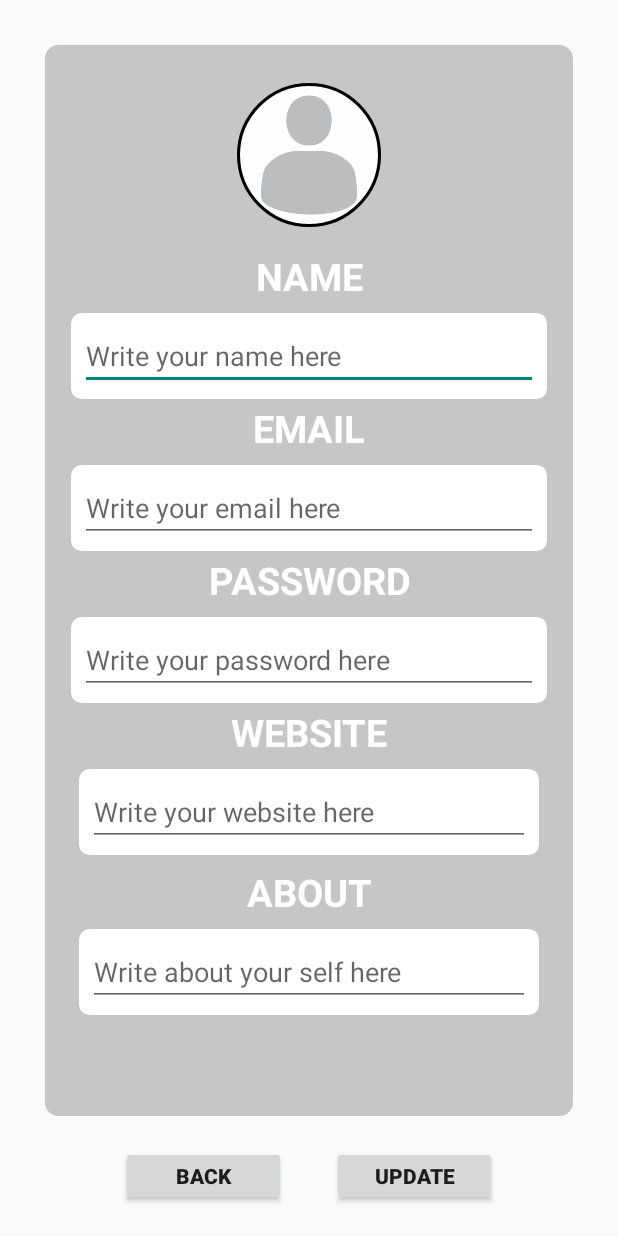
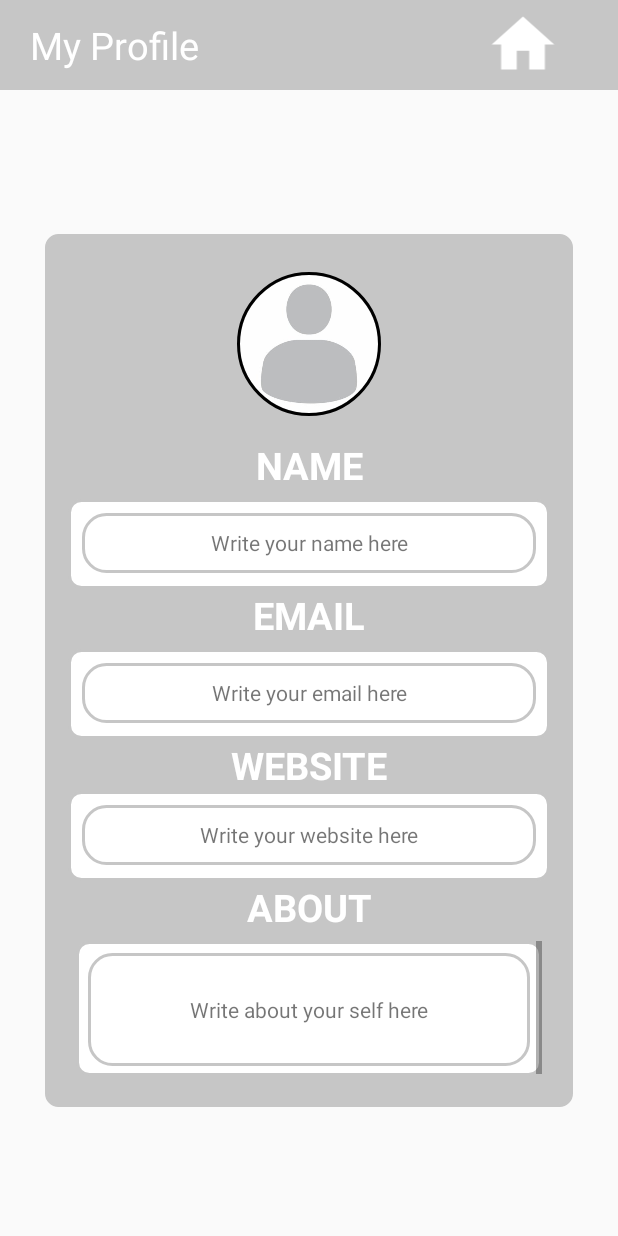
Before and after one commit to Abdulrauof-AlArfaj/SocialMediaProjectKK, an Android app: the ProfileActivity screen opened directly, with no data from a screen before it, on a phone screen of 412 x 824 dp. Run offline under Robolectric (Android 15) with nearby library versions, the phone set to English and light mode, and no system bars; our stand-ins replace CircleImageView; 2 statements that could not run were skipped.

Commit message:
تم تغيير لون الخط للابيض تم اضافة زر للهوم في صفحة التسجيل

```diff
--- a/app/src/main/res/layout/activity_new_post.xml
+++ b/app/src/main/res/layout/activity_new_post.xml
@@ -35,6 +35,7 @@
             android:layout_width="match_parent"
             android:layout_height="wrap_content"
             android:text="Title"
+            android:textColor="@color/white"
             android:textSize="30sp"
             android:textStyle="bold"
             android:textAlignment="center" />
@@ -74,6 +75,7 @@
             android:layout_height="wrap_content"
             android:text="Post"
             android:layout_marginTop="20dp"
+            android:textColor="@color/white"
             android:textSize="30sp"
             android:textStyle="bold"
             android:textAlignment="center"/>
--- a/app/src/main/res/layout/activity_profile.xml
+++ b/app/src/main/res/layout/activity_profile.xml
@@ -10,7 +10,7 @@
     <LinearLayout
         android:id="@+id/signupLay"
         android:layout_width="match_parent"
-        android:layout_height="0dp"
+        android:layout_height="wrap_content"
         android:orientation="vertical"
         android:gravity="center"
         android:layout_marginTop="30dp"
@@ -20,8 +20,8 @@
         android:background="@drawable/layout_style"
         android:padding="15dp"
         app:layout_constraintStart_toStartOf="parent"
-        app:layout_constraintTop_toTopOf="parent"
-        app:layout_constraintBottom_toTopOf="@+id/btnLay"
+        app:layout_constraintTop_toBottomOf="@+id/barLay"
+        app:layout_constraintBottom_toBottomOf="parent"
         app:layout_constraintEnd_toEndOf="parent">
 
         <de.hdodenhof.circleimageview.CircleImageView
@@ -59,17 +59,21 @@
                 <LinearLayout
                     android:id="@+id/nameLay"
                     android:layout_width="match_parent"
-                    android:layout_height="wrap_content"
+                    android:layout_height="60dp"
                     android:layout_marginTop="5dp"
                     android:background="@drawable/layout_style2"
                     android:orientation="vertical">
 
-                    <EditText
+                    <TextView
                         android:id="@+id/nameEt"
                         android:layout_width="match_parent"
-                        android:layout_height="wrap_content"
-                        android:layout_margin="8dp"
-                        android:hint="Write your name here"
+                        android:layout_height="40dp"
+                        android:layout_margin="9dp"
+                        android:padding="5dp"
+                        android:gravity="center"
+                        android:background="@drawable/frame_style"
+                        android:textAlignment="center"
+                        android:text="Write your name here"
                         />
                 </LinearLayout>
 
@@ -86,48 +90,24 @@
                 <LinearLayout
                     android:id="@+id/emailLay"
                     android:layout_width="match_parent"
-                    android:layout_height="wrap_content"
+                    android:layout_height="60dp"
                     android:layout_marginTop="5dp"
                     android:background="@drawable/layout_style2"
                     android:orientation="vertical">
 
-                    <EditText
+                    <TextView
                         android:id="@+id/emailEt"
                         android:layout_width="match_parent"
-                        android:layout_height="wrap_content"
-                        android:layout_margin="8dp"
-                        android:hint="Write your email here"
-
-                        android:inputType="textEmailAddress"
+                        android:layout_height="40dp"
+                        android:layout_margin="9dp"
+                        android:padding="5dp"
+                        android:gravity="center"
+                        android:background="@drawable/frame_style"
+                        android:textAlignment="center"
+                        android:text="Write your email here"
                         />
                 </LinearLayout>
 
-                <TextView
-                    android:id="@+id/passTv"
-                    android:layout_width="match_parent"
-                    android:layout_height="wrap_content"
-                    android:text="PASSWORD"
-                    android:textAlignment="center"
-                    android:textColor="@color/white"
-                    android:textSize="25dp"
-                    android:textStyle="bold" />
-
-                <LinearLayout
-                    android:id="@+id/passLay"
-                    android:layout_width="match_parent"
-                    android:layout_height="wrap_content"
-                    android:layout_marginTop="5dp"
-                    android:background="@drawable/layout_style2"
-                    android:orientation="vertical">
-
-                    <EditText
-                        android:id="@+id/passEt"
-                        android:layout_width="match_parent"
-                        android:layout_height="wrap_content"
-                        android:layout_margin="8dp"
-                        android:hint="Write your password here"
-                        />
-                </LinearLayout>
 
                 <TextView
                     android:id="@+id/webTv"
@@ -142,17 +122,20 @@
                 <LinearLayout
                     android:id="@+id/webLay"
                     android:layout_width="match_parent"
-                    android:layout_height="wrap_content"
-                    android:layout_margin="5dp"
+                    android:layout_height="60dp"
                     android:background="@drawable/layout_style2"
                     android:orientation="vertical">
 
-                    <EditText
+                    <TextView
                         android:id="@+id/webEt"
                         android:layout_width="match_parent"
-                        android:layout_height="wrap_content"
-                        android:layout_margin="8dp"
-                        android:hint="Write your website here"
+                        android:layout_height="40dp"
+                        android:layout_margin="9dp"
+                        android:padding="5dp"
+                        android:gravity="center"
+                        android:background="@drawable/frame_style"
+                        android:textAlignment="center"
+                        android:text="Write your website here"
                         />
 
                 </LinearLayout>
@@ -170,7 +153,7 @@
                 <LinearLayout
                     android:id="@+id/aboutLay"
                     android:layout_width="match_parent"
-                    android:layout_height="wrap_content"
+                    android:layout_height="90dp"
                     android:layout_margin="5dp"
                     android:background="@drawable/layout_style2"
                     android:orientation="vertical">
@@ -184,12 +167,16 @@
                             android:layout_height="wrap_content"
                             android:orientation="vertical" >
 
-                            <EditText
+                            <TextView
                                 android:id="@+id/aboutEt"
                                 android:layout_width="match_parent"
-                                android:layout_height="wrap_content"
+                                android:layout_height="75dp"
                                 android:layout_margin="8dp"
-                                android:hint="Write about your self here"
+                                android:padding="5dp"
+                                android:gravity="center"
+                                android:background="@drawable/frame_style"
+                                android:textAlignment="center"
+                                android:text="Write about your self here"
                                 />
                         </LinearLayout>
                     </ScrollView>
@@ -199,38 +186,34 @@
         </ScrollView>
     </LinearLayout>
 
+
+
     <LinearLayout
-        android:id="@+id/btnLay"
-        android:layout_width="wrap_content"
-        android:layout_height="wrap_content"
+        android:id="@+id/barLay"
+        android:layout_width="match_parent"
+        android:layout_height="60dp"
+        android:background="@color/gray"
+        android:gravity="center"
         android:orientation="horizontal"
-        android:layout_marginBottom="20dp"
-        app:layout_constraintBottom_toBottomOf="parent"
+        android:weightSum="3"
+        app:layout_constraintTop_toTopOf="parent"
+        app:layout_constraintStart_toStartOf="parent"
         app:layout_constraintEnd_toEndOf="parent"
-        app:layout_constraintStart_toStartOf="parent">
-
-        <Button
-            android:id="@+id/backBtn"
-            android:layout_width="110dp"
-            android:layout_height="40dp"
-            android:layout_centerHorizontal="true"
+        >
+        <TextView
+            android:layout_width="wrap_content"
+            android:layout_height="wrap_content"
+            android:layout_marginLeft="20dp"
+            android:layout_weight="2"
+            android:text="My Profile"
+            android:textColor="@color/white"
+            android:textSize="25dp" />
+        <ImageView
+            android:id="@+id/homeBtn"
+            android:layout_width="50dp"
+            android:layout_height="50dp"
             android:layout_weight="1"
-            android:onClick="onClick"
-            android:text="BACK"
-            android:layout_marginEnd="15dp"
-            android:textAllCaps="false"
-            android:textStyle="bold" />
-
-        <Button
-            android:id="@+id/updateBtn"
-            android:layout_width="110dp"
-            android:layout_height="40dp"
-            android:layout_centerHorizontal="true"
-            android:onClick="onClick"
-            android:text="UPDATE"
-            android:layout_marginStart="15dp"
-            android:textAllCaps="false"
-            android:textStyle="bold" />
+            app:srcCompat="@drawable/home_icon" />
     </LinearLayout>
 
 </androidx.constraintlayout.widget.ConstraintLayout>
--- a/app/src/main/res/layout/activity_signup.xml
+++ b/app/src/main/res/layout/activity_signup.xml
@@ -37,6 +37,7 @@
             android:text="Name"
             android:textSize="20sp"
             android:textStyle="bold"
+            android:textColor="@color/white"
             android:textAlignment="center" />
 
 
@@ -77,6 +78,7 @@
             android:layout_height="wrap_content"
             android:text="Email"
             android:layout_marginTop="10dp"
+            android:textColor="@color/white"
             android:textSize="20sp"
             android:textStyle="bold"
             android:textAlignment="center"/>
@@ -114,6 +116,7 @@
                     android:text="Image Url"
                     android:textSize="20sp"
                     android:layout_marginTop="5dp"
+                    android:textColor="@color/white"
                     android:textStyle="bold"
                     android:textAlignment="center" />
 
@@ -141,6 +144,7 @@
                     android:layout_height="wrap_content"
                     android:text="Website"
                     android:textSize="20sp"
+                    android:textColor="@color/white"
                     android:layout_marginTop="5dp"
                     android:textStyle="bold"
                     android:textAlignment="center" />
@@ -166,6 +170,7 @@
                     android:layout_width="match_parent"
                     android:layout_height="wrap_content"
                     android:textSize="20sp"
+                    android:textColor="@color/white"
                     android:text="About"
                     android:layout_marginTop="5dp"
                     android:textStyle="bold"
@@ -205,7 +210,8 @@
             android:layout_height="wrap_content"
             android:text="Password"
             android:textSize="20sp"
-            android:layout_marginTop="10dp"
+                    android:textColor="@color/white"
+                    android:layout_marginTop="10dp"
             android:textStyle="bold"
             android:textAlignment="center" />
 
@@ -245,6 +251,7 @@
             android:textSize="20sp"
             android:layout_marginTop="5dp"
             android:textStyle="bold"
+            android:textColor="@color/white"
             android:textAlignment="center" />
 
         <LinearLayout
@@ -298,7 +305,7 @@
         android:background="@color/gray"
         android:gravity="center"
         android:orientation="horizontal"
-        android:weightSum="2"
+        android:weightSum="3"
         app:layout_constraintTop_toTopOf="parent"
         app:layout_constraintStart_toStartOf="parent"
         app:layout_constraintEnd_toEndOf="parent"
@@ -310,6 +317,12 @@
             android:layout_weight="2"
             android:text="Sign up to KK"
             android:textColor="@color/white"
-            android:textSize="25sp" />
+            android:textSize="25dp" />
+        <ImageView
+            android:id="@+id/homeBtn"
+            android:layout_width="50dp"
+            android:layout_height="50dp"
+            android:layout_weight="1"
+            app:srcCompat="@drawable/home_icon" />
     </LinearLayout>
 </androidx.constraintlayout.widget.ConstraintLayout>
```
